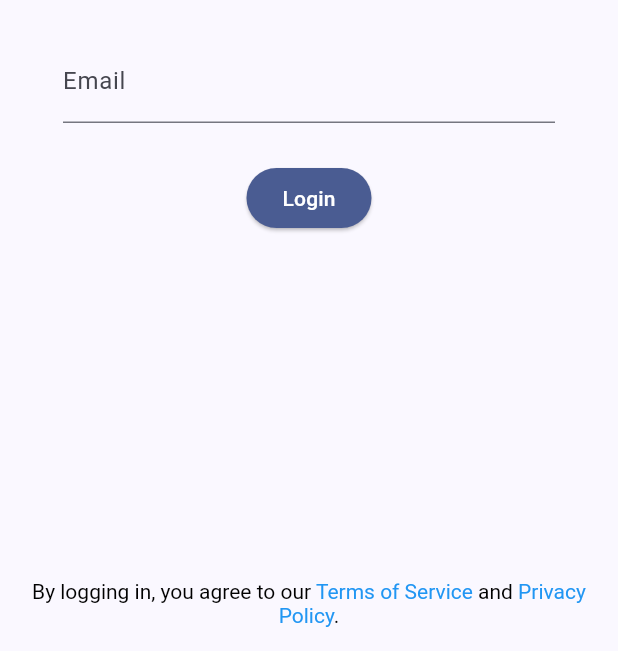
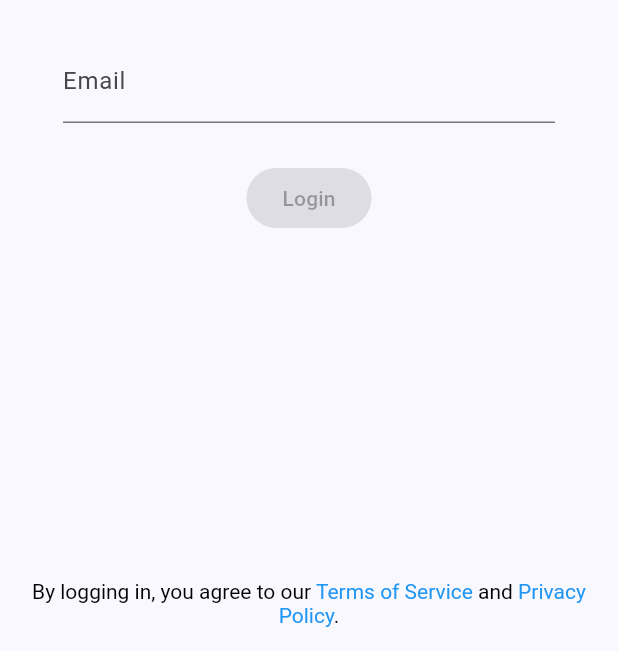
Before and after one commit to techpool/coursedog-app, a Flutter app: the screen it shows after launch, on a phone screen of 412 x 824 dp, the part 585-1236 px from its top. Run offline on Flutter 3.47's test engine with Material 3 defaults, Android fonts, the light colour scheme and no system bars; our stand-ins replace curved_navigation_bar, flutter_otp_text_field, flutter_svg, gap, get, get_storage; missing offline and left inert: open_mail_app.

Commit message:
feat: adds login screen for student login

```diff
--- a/lib/main.dart
+++ b/lib/main.dart
@@ -1,10 +1,14 @@
+import 'package:coursedog_app/notifiers/user.dart';
 import 'package:coursedog_app/pages/login.dart';
 import 'package:coursedog_app/pages/magic_link.dart';
 import 'package:coursedog_app/pages/home.dart';
 import 'package:flutter/material.dart';
 import 'package:get/get.dart';
+import 'package:get_storage/get_storage.dart';
+import 'package:provider/provider.dart';
 
-void main() {
+void main() async {
+  await GetStorage.init();
   runApp(const Coursedog());
 }
 
@@ -14,7 +18,11 @@
   // This widget is the root of your application.
   @override
   Widget build(BuildContext context) {
-    return GetMaterialApp(
+    return MultiProvider(
+        providers: [
+          ChangeNotifierProvider(create: (context) => UserNotifier()),
+        ],
+        child: GetMaterialApp(
           title: 'Coursedog',
           theme: ThemeData(
             // This is the theme of your application.
@@ -32,15 +40,16 @@
             //
             // This works for code too, not just values: Most code changes can be
             // tested with just a hot reload.
-        colorScheme: ColorScheme.fromSeed(seedColor: const Color(0xFF4e80ff)),
+            colorScheme:
+                ColorScheme.fromSeed(seedColor: const Color(0xFF4e80ff)),
             useMaterial3: true,
           ),
           home: const LoginPage(),
           routes: <String, WidgetBuilder>{
             '/login': (BuildContext context) => const LoginPage(),
             '/magic-link': (BuildContext context) => const MagicLink(),
-        '/sections': (BuildContext context) => const Home(),
+            '/home': (BuildContext context) => const Home(),
           },
-    );
+        ));
   }
 }
--- /dev/null
+++ b/lib/notifiers/user.dart
@@ -0,0 +1,20 @@
+import 'package:coursedog_app/utils/api.dart';
+import 'package:coursedog_app/utils/constants.dart';
+import 'package:flutter/material.dart';
+
+class UserNotifier extends ChangeNotifier {
+  List<String> _schools = <String>[];
+  LoadingState _loginState = LoadingState.init;
+
+  List<String> get schools => _schools;
+  LoadingState get loginState => _loginState;
+
+  void fetchSchoolsForEmail(String email) async {
+    _loginState = LoadingState.loading;
+    notifyListeners();
+    final response = await login(email);
+    _schools = response.schools;
+    _loginState = LoadingState.loaded;
+    notifyListeners();
+  }
+}
--- a/lib/pages/login.dart
+++ b/lib/pages/login.dart
@@ -1,7 +1,11 @@
 import 'package:coursedog_app/components/common/logo.dart';
+import 'package:coursedog_app/notifiers/user.dart';
+import 'package:coursedog_app/utils/api.dart';
+import 'package:coursedog_app/utils/constants.dart';
 import 'package:flutter/gestures.dart';
 import 'package:flutter/material.dart';
 import 'package:get/get.dart';
+import 'package:provider/provider.dart';
 import 'package:url_launcher/url_launcher.dart';
 
 final Uri privacyPolicyUrl =
@@ -9,11 +13,41 @@ final Uri privacyPolicyUrl =
 final Uri termsOfServiceUrl =
     Uri.parse('https://www.coursedog.com/company/privacy-policy');
 
-class LoginPage extends StatelessWidget {
+class LoginPage extends StatefulWidget {
   const LoginPage({super.key});
 
   @override
+  State<LoginPage> createState() => _LoginPageState();
+}
+
+class _LoginPageState extends State<LoginPage> {
+  String _email = '';
+
+  TextEditingController emailController = TextEditingController();
+
+  @override
+  void initState() {
+    super.initState();
+    emailController.addListener(() {
+      setState(() {
+        _email = emailController.text;
+      });
+    });
+  }
+
+  @override
+  void dispose() {
+    emailController.dispose();
+    super.dispose();
+  }
+
+  @override
   Widget build(BuildContext context) {
+    LoadingState loginState = Provider.of<UserNotifier>(context).loginState;
+    bool isLoggingIn = loginState == LoadingState.loading;
+    bool isLoaded = loginState == LoadingState.loaded;
+    List<String> schools = Provider.of<UserNotifier>(context).schools;
+
     return Scaffold(
       body: SafeArea(
           minimum: const EdgeInsets.all(16.0),
@@ -27,12 +61,18 @@ class LoginPage extends StatelessWidget {
                     mainAxisAlignment: MainAxisAlignment.center,
                     children: [CoursedogLogo()],
                   ),
-                  const Padding(
-                    padding: EdgeInsets.all(26.0),
+                  Padding(
+                    padding: const EdgeInsets.all(26.0),
                     child: TextField(
+                      controller: emailController,
                       textAlign: TextAlign.center,
                       decoration: InputDecoration(
                         labelText: 'Email',
+                        error: isLoaded && schools.isEmpty
+                            ? Text('Please enter a valid email',
+                                style: TextStyle(
+                                    color: Theme.of(context).colorScheme.error))
+                            : null,
                       ),
                     ),
                   ),
@@ -41,10 +81,16 @@ class LoginPage extends StatelessWidget {
                           backgroundColor: Theme.of(context).primaryColor,
                           foregroundColor:
                               Theme.of(context).colorScheme.onPrimary),
-                      onPressed: () {
-                        Get.toNamed('/magic-link');
-                      },
-                      child: const Text('Login')),
+                      onPressed: _email.isEmpty || isLoggingIn
+                          ? null
+                          : () {
+                              Provider.of<UserNotifier>(context, listen: false)
+                                  .fetchSchoolsForEmail(emailController.text);
+                              Get.toNamed('/magic-link');
+                            },
+                      child: isLoggingIn
+                          ? const CircularProgressIndicator()
+                          : const Text('Login')),
                 ])),
             RichText(
                 textAlign: TextAlign.center,
--- a/lib/pages/magic_link.dart
+++ b/lib/pages/magic_link.dart
@@ -98,7 +98,7 @@ class MagicLink extends StatelessWidget {
                         foregroundColor:
                             Theme.of(context).colorScheme.onPrimary),
                     onPressed: () {
-                      Get.toNamed('/sections');
+                      Get.toNamed('/home');
                     },
                     child: const Text('Submit')),
               ],
--- /dev/null
+++ b/lib/utils/constants.dart
@@ -0,0 +1,4 @@
+const String userSchoolsKey = 'userSchools';
+const String currentSelectedSchoolKey = 'currentSelectedSchool';
+
+enum LoadingState { init, loading, loaded, error }
--- a/pubspec.yaml
+++ b/pubspec.yaml
@@ -42,6 +42,9 @@ dependencies:
   flutter_otp_text_field: ^1.1.3+2
   open_mail_app: ^0.4.5
   curved_navigation_bar: ^1.0.6
+  http: ^1.2.1
+  get_storage: ^2.1.1
+  provider: ^6.1.2
 
 dev_dependencies:
   flutter_test:
```
Also changed, not shown: lib/models/response/login_response.dart (added, +11 -0 lines), lib/utils/api.dart (added, +23 -0 lines), pubspec.lock, 2 other files. Lines whose indentation alone changed are shown as unchanged.
